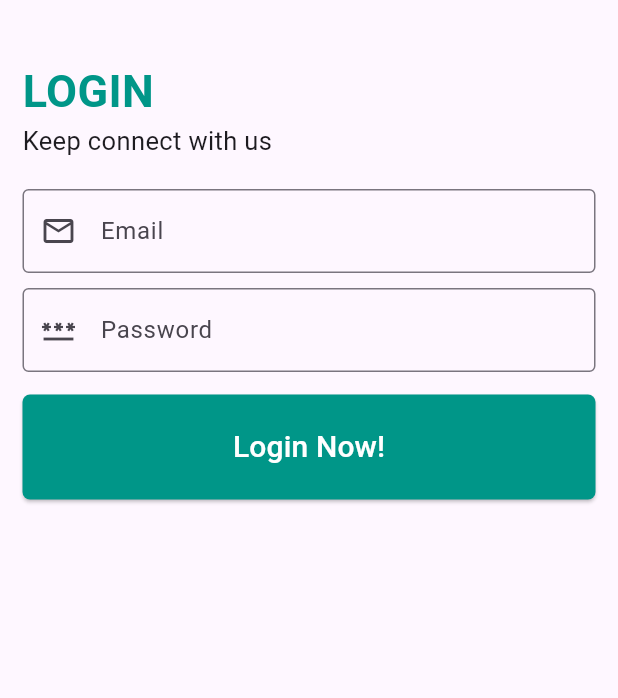
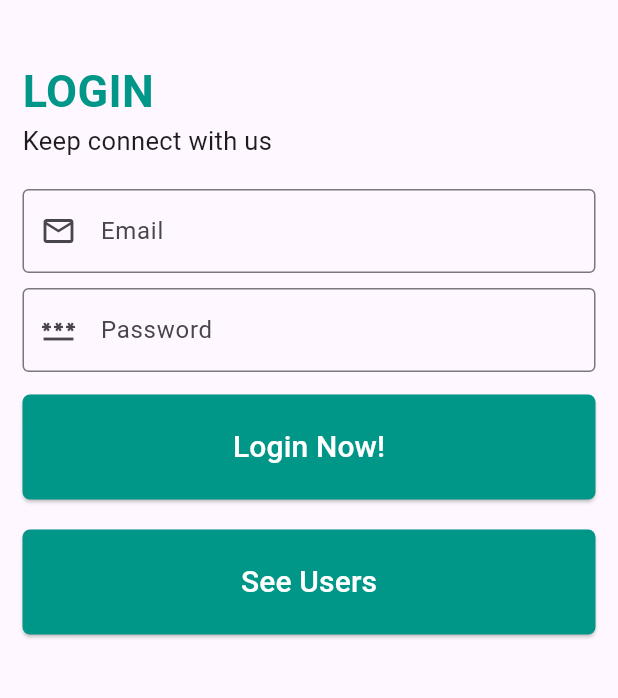
Before and after one commit to abircse/FlutterBloc, a Flutter app: the screen it shows after launch, on a phone screen of 412 x 824 dp, the part 63-761 px from its top. Run offline on Flutter 3.47's test engine with Material 3 defaults, Android fonts, the phone set to English and light mode, and no system bars; our stand-ins replace bloc, equatable, flutter_bloc.

```diff
--- a/lib/ui/bloc/login_bloc.dart
+++ b/lib/features/login/bloc/login_bloc.dart
@@ -1,6 +1,6 @@
 
-import 'package:flutterblocarchitecture/ui//bloc/login_event.dart';
-import 'package:flutterblocarchitecture/ui//bloc/login_state.dart';
+import 'package:flutterblocarchitecture/features/login/bloc/login_event.dart';
+import 'package:flutterblocarchitecture/features/login/bloc/login_state.dart';
 import 'package:bloc/bloc.dart';
 import 'package:flutterblocarchitecture/data/login_repository.dart';
 
--- a/lib/ui/screen/home_screen.dart
+++ b/lib/features/login/screen/home_screen.dart
@@ -1,9 +1,10 @@
 import 'package:flutter/material.dart';
-import 'package:flutterblocarchitecture/ui/bloc/login_bloc.dart';
-import 'package:flutterblocarchitecture/ui//bloc/login_event.dart';
-import 'package:flutterblocarchitecture/ui//bloc/login_state.dart';
+import 'package:flutterblocarchitecture/features/login/bloc/login_bloc.dart';
+import 'package:flutterblocarchitecture/features/login/bloc/login_event.dart';
+import 'package:flutterblocarchitecture/features/login/bloc/login_state.dart';
 import 'package:flutterblocarchitecture/data/login_repository.dart';
 import 'package:flutter_bloc/flutter_bloc.dart';
+import 'package:flutterblocarchitecture/features/users/screen/users_screen.dart';
 
 class HomeScreen extends StatefulWidget {
   const HomeScreen({super.key});
@@ -14,20 +15,20 @@ class HomeScreen extends StatefulWidget {
 
 class _HomeScreenState extends State<HomeScreen> {
 
-  LoginBloc bloc = LoginBloc();
   LoginRepository repository = LoginRepository();
   TextEditingController email = TextEditingController();
   TextEditingController password = TextEditingController();
 
   @override
   Widget build(BuildContext context) {
+
+    final loginBloc = BlocProvider.of<LoginBloc>(context);
+
     return Scaffold(
       appBar: AppBar(
         title: const Text("F L U T T E R  B L O C"),
       ),
-      body: BlocProvider(
-        create: (context) => bloc,
-        child: BlocListener<LoginBloc, LoginState>(
+      body: BlocListener<LoginBloc, LoginState>(
           listener: (context, state) {
             if (state is LoginLoadingState) {
               ScaffoldMessenger.of(context).showSnackBar(
@@ -101,7 +102,7 @@ class _HomeScreenState extends State<HomeScreen> {
                         'password': password.value.text,
                       };
 
-                      bloc.add(UserLoginEvent(requestBody));
+                      loginBloc.add(UserLoginEvent(requestBody));
                     },
                     style: ElevatedButton.styleFrom(
                       backgroundColor: Colors.teal,
@@ -114,12 +115,31 @@ class _HomeScreenState extends State<HomeScreen> {
                       style: TextStyle(fontSize: 20.0, color: Colors.white),
                     ),
                   ),
+                ),
+                const SizedBox(height: 20.0),
+                SizedBox(
+                  width: double.infinity,
+                  height: 70.0,
+                  child: ElevatedButton(
+                    onPressed: ()  {
+                      Navigator.push(context, MaterialPageRoute(builder: (context) => const UserScreen()));
+                    },
+                    style: ElevatedButton.styleFrom(
+                      backgroundColor: Colors.teal,
+                      shape: RoundedRectangleBorder(
+                        borderRadius: BorderRadius.circular(5),
+                      ),
+                    ),
+                    child: const Text(
+                      "See Users",
+                      style: TextStyle(fontSize: 20.0, color: Colors.white),
+                    ),
+                  ),
                 )
               ],
             ),
           ),
-        ),
-      ),
+        )
     );
   }
 }
--- /dev/null
+++ b/lib/features/users/bloc/users_bloc.dart
@@ -0,0 +1,24 @@
+import 'package:bloc/bloc.dart';
+import 'package:flutterblocarchitecture/data/login_repository.dart';
+import 'package:flutterblocarchitecture/model/UserModel.dart';
+
+import 'users_event.dart';
+import 'users_state.dart';
+
+class UsersBloc extends Bloc<UsersEvent, UsersState> {
+
+  final LoginRepository repository = LoginRepository();
+
+  UsersBloc() : super(UsersInitialState()) {
+    on<UsersEvent>((event, emit) async {
+      try {
+        emit(UsersLoadingState());
+        final UsersModel usersModel = await repository.getUsers();
+        emit(UsersSuccessState(usersModel));
+      }
+      catch (e) {
+        emit(UsersFailedState(e.toString()));
+      }
+    });
+  }
+}
--- /dev/null
+++ b/lib/features/users/bloc/users_event.dart
@@ -0,0 +1,12 @@
+
+import 'package:equatable/equatable.dart';
+
+class UsersEvent extends Equatable{
+  const UsersEvent();
+
+  @override
+  List<Object?> get props => [];
+
+}
+
+class LoadUserList extends UsersEvent{}
--- /dev/null
+++ b/lib/features/users/bloc/users_state.dart
@@ -0,0 +1,24 @@
+import 'package:equatable/equatable.dart';
+import 'package:flutterblocarchitecture/model/UserModel.dart';
+
+class UsersState extends Equatable {
+  const UsersState();
+
+  @override
+  List<Object?> get props => [];
+}
+
+
+final class UsersInitialState extends UsersState {}
+
+final class UsersLoadingState extends UsersState {}
+
+final class UsersSuccessState extends UsersState {
+  final UsersModel usersModel;
+  const UsersSuccessState(this.usersModel);
+}
+
+final class UsersFailedState extends UsersState {
+  final String message;
+  const UsersFailedState(this.message);
+}
--- a/lib/main.dart
+++ b/lib/main.dart
@@ -1,5 +1,8 @@
 import 'package:flutter/material.dart';
-import 'package:flutterblocarchitecture/ui/screen/home_screen.dart';
+import 'package:flutter_bloc/flutter_bloc.dart';
+import 'package:flutterblocarchitecture/features/login/bloc/login_bloc.dart';
+import 'package:flutterblocarchitecture/features/login/screen/home_screen.dart';
+import 'package:flutterblocarchitecture/features/users/bloc/users_bloc.dart';
 
 void main() {
   runApp(const MyApp());
@@ -17,7 +20,13 @@ class MyApp extends StatelessWidget {
         colorScheme: ColorScheme.fromSeed(seedColor: Colors.deepPurple),
         useMaterial3: true,
       ),
-      home: HomeScreen(),
+      home: MultiBlocProvider(
+        providers: [
+          BlocProvider<UsersBloc>(create: (context) => UsersBloc()),
+          BlocProvider<LoginBloc>(create: (context) => LoginBloc()),
+        ],
+        child: const HomeScreen(),
+      ),
     );
   }
 }
```
Also changed, not shown: lib/data/login_repository.dart (+24 -1 lines), lib/features/users/screen/users_screen.dart (added, +56 -0 lines), lib/model/UserModel.dart (added, +93 -0 lines), lib/features/login/bloc/login_event.dart (renamed from lib/ui/bloc/login_event.dart), lib/features/login/bloc/login_state.dart (renamed from lib/ui/bloc/login_state.dart).
